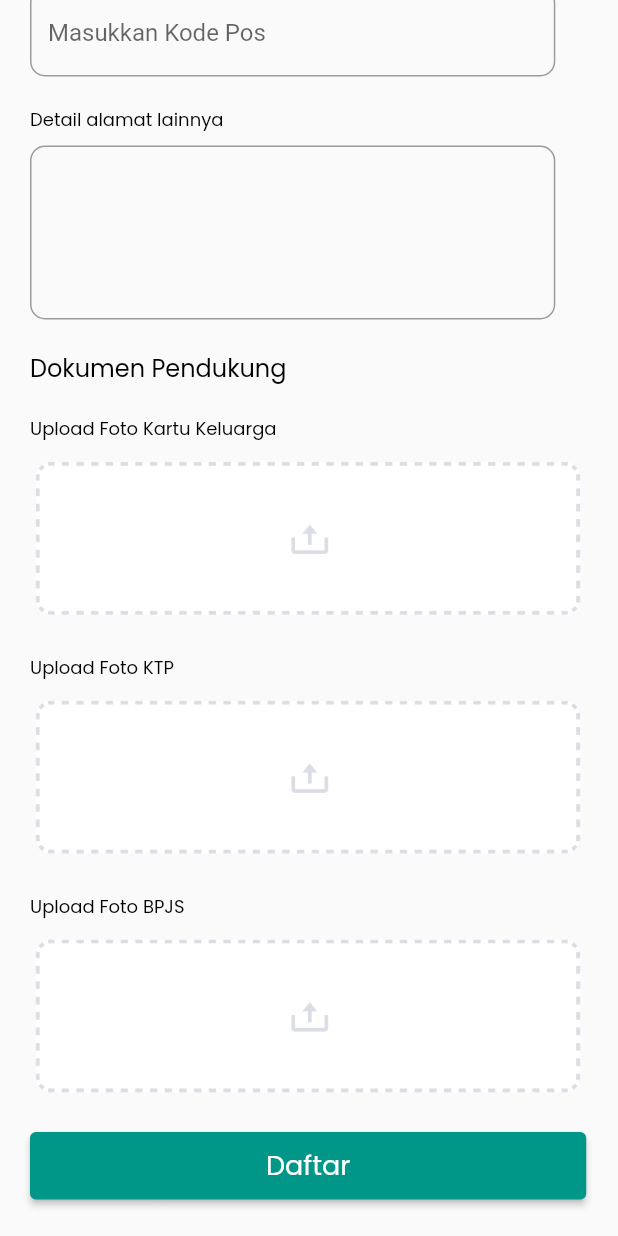
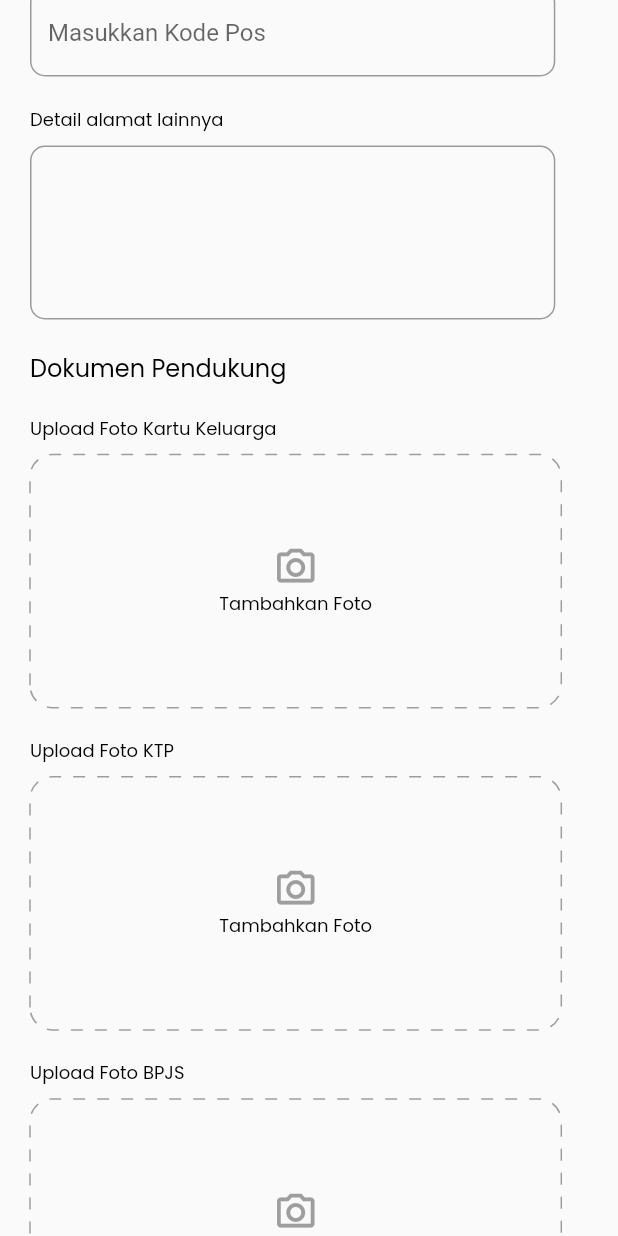
Before and after one commit to arkariz/e_puskesmas, a Flutter app: the RegisterBpjsForm screen opened directly with empty values, scrolled down 1138 dp, on a phone screen of 412 x 824 dp. Run offline on Flutter 3.47's test engine with Material 2 defaults, Android fonts, the phone set to English and light mode, and no system bars; drawn by our look-alikes of dotted_border; our stand-ins replace dropdown_button2, get, image_picker, shared_preferences, sqflite; accounts and stored records are empty.

Commit message:
add image picker in form register

```diff
--- /dev/null
+++ b/lib/core/widgets/image_picker/image_picker.dart
@@ -0,0 +1,70 @@
+import 'package:e_puskesmas/core/widgets/image_picker/image_placeholder.dart';
+import 'package:e_puskesmas/core/widgets/image_picker/upload_placeholder.dart';
+import 'package:e_puskesmas/features/userAuth/presentation/controller/register_controller.dart';
+import 'package:flutter/material.dart';
+import 'package:get/state_manager.dart';
+
+class ImagePickerForm extends StatelessWidget {
+  const ImagePickerForm({
+    Key? key,
+    required this.controller,
+    required this.jenisDokumen,
+  }) : super(key: key);
+
+  final RegisterController controller;
+  final String jenisDokumen;
+
+  @override
+  Widget build(BuildContext context) {
+    Size size = MediaQuery.of(context).size;
+
+    return Obx(
+      () => Column(
+        children: [
+          GestureDetector(
+            onTap: () {
+              controller.openBottomModal(context, jenisDokumen);
+            },
+            child: Column(
+              crossAxisAlignment: CrossAxisAlignment.start,
+              children: [
+                if (jenisDokumen == "kk")
+                  if (controller.fotoKk.value == "") ...[
+                    UploadPlaceholder(size: size, label: "Tambahkan Foto"),
+                  ] else ...[
+                    ImagePlaceholder(
+                      size: size,
+                      controller: controller,
+                      imagePath: controller.fotoKk.value,
+                      jenisDokumen: jenisDokumen,
+                    ),
+                  ]
+                else if (jenisDokumen == "bpjs")
+                  if (controller.fotoBpjs.value == "") ...[
+                    UploadPlaceholder(size: size, label: "Tambahkan Foto"),
+                  ] else ...[
+                    ImagePlaceholder(
+                      size: size,
+                      controller: controller,
+                      imagePath: controller.fotoBpjs.value,
+                      jenisDokumen: jenisDokumen,
+                    ),
+                  ]
+                else if (controller.fotoKtp.value == "") ...[
+                  UploadPlaceholder(size: size, label: "Tambahkan Foto"),
+                ] else ...[
+                  ImagePlaceholder(
+                    size: size,
+                    controller: controller,
+                    imagePath: controller.fotoKtp.value,
+                    jenisDokumen: jenisDokumen,
+                  ),
+                ]
+              ],
+            ),
+          ),
+        ],
+      ),
+    );
+  }
+}
--- /dev/null
+++ b/lib/core/widgets/image_picker/upload_placeholder.dart
@@ -0,0 +1,42 @@
+import 'package:dotted_border/dotted_border.dart';
+import 'package:e_puskesmas/core/widgets/h4_text.dart';
+import 'package:flutter/material.dart';
+
+class UploadPlaceholder extends StatelessWidget {
+  const UploadPlaceholder({
+    Key? key,
+    required this.label,
+    required this.size,
+  }) : super(key: key);
+
+  final String label;
+  final Size size;
+
+  @override
+  Widget build(BuildContext context) {
+    return DottedBorder(
+      borderType: BorderType.RRect,
+      radius: const Radius.circular(15),
+      dashPattern: const [8],
+      strokeWidth: 1,
+      color: Colors.grey,
+      child: SizedBox(
+        height: size.height * 0.2,
+        width: size.width * 0.85,
+        child: Center(
+          child: Column(
+            mainAxisAlignment: MainAxisAlignment.center,
+            children: [
+              const Icon(
+                Icons.camera_alt_outlined,
+                color: Colors.grey,
+                size: 30,
+              ),
+              H4Text(text: label, bold: false, textColor: Colors.grey)
+            ],
+          ),
+        ),
+      ),
+    );
+  }
+}
--- a/lib/features/poli/presentation/widgets/home_header.dart
+++ b/lib/features/poli/presentation/widgets/home_header.dart
@@ -40,7 +40,7 @@ class HomeHeader extends StatelessWidget {
               crossAxisAlignment: CrossAxisAlignment.start,
               children: [
                 H5Text(text: controller.namaPasien.value, bold: false),
-                H5Text(text: controller.namaPasien.value, bold: false),
+                H5Text(text: controller.email.value, bold: false),
               ],
             )
           ],
--- a/lib/features/userAuth/presentation/pages/register_bpjs_form.dart
+++ b/lib/features/userAuth/presentation/pages/register_bpjs_form.dart
@@ -4,6 +4,7 @@ import 'package:e_puskesmas/core/widgets/custom_dropdown.dart';
 import 'package:e_puskesmas/core/widgets/custom_textfield.dart';
 import 'package:e_puskesmas/core/widgets/h3_text.dart';
 import 'package:e_puskesmas/core/widgets/h5_text.dart';
+import 'package:e_puskesmas/core/widgets/image_picker/image_picker.dart';
 import 'package:e_puskesmas/features/userAuth/presentation/controller/register_controller.dart';
 import 'package:e_puskesmas/features/userAuth/presentation/widgets/register_umum/header_register.dart';
 import 'package:flutter/material.dart';
@@ -113,26 +114,17 @@ class RegisterBpjsForm extends GetView<RegisterController> {
                         const H3Text(text: "Dokumen Pendukung", bold: true),
                         const SizedBox(height: kDefaultPadding),
                         const H5Text(text: "Upload Foto Kartu Keluarga", bold: false),
-                        Padding(
-                          padding: const EdgeInsets.only(top: kLabelPadding, bottom: kDefaultPadding),
-                          child: GestureDetector(
-                            child: Image.asset("assets/icons/upload-icon.png"),
-                          ),
-                        ),
+                        const SizedBox(height: kLabelPadding),
+                        ImagePickerForm(controller: controller, jenisDokumen: "kk"),
+                        const SizedBox(height: kDefaultPadding),
                         const H5Text(text: "Upload Foto KTP", bold: false),
-                        Padding(
-                          padding: const EdgeInsets.only(top: kLabelPadding, bottom: kDefaultPadding),
-                          child: GestureDetector(
-                            child: Image.asset("assets/icons/upload-icon.png"),
-                          ),
-                        ),
+                        const SizedBox(height: kLabelPadding),
+                        ImagePickerForm(controller: controller, jenisDokumen: "ktp"),
+                        const SizedBox(height: kDefaultPadding),
                         const H5Text(text: "Upload Foto BPJS", bold: false),
-                        Padding(
-                          padding: const EdgeInsets.only(top: kLabelPadding, bottom: kDefaultPadding),
-                          child: GestureDetector(
-                            child: Image.asset("assets/icons/upload-icon.png"),
-                          ),
-                        ),
+                        const SizedBox(height: kLabelPadding),
+                        ImagePickerForm(controller: controller, jenisDokumen: "bpjs"),
+                        const SizedBox(height: kDefaultPadding),
                         CustomButton(
                           size: size,
                           buttonWidth: 0.90,
```
Also changed, not shown: lib/core/widgets/image_picker/image_placeholder.dart (added, +58 -0 lines), lib/features/userAuth/presentation/controller/register_controller.dart (+75 -3 lines), lib/features/userAuth/presentation/pages/register_umum_form.dart (+4 -6 lines).
